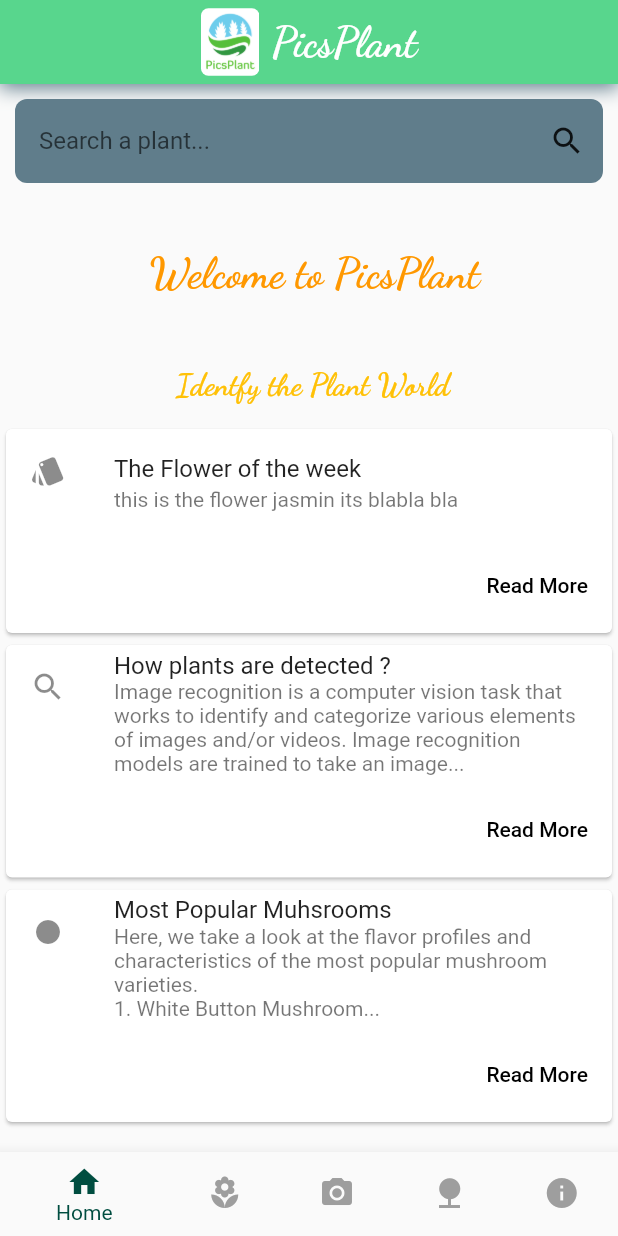
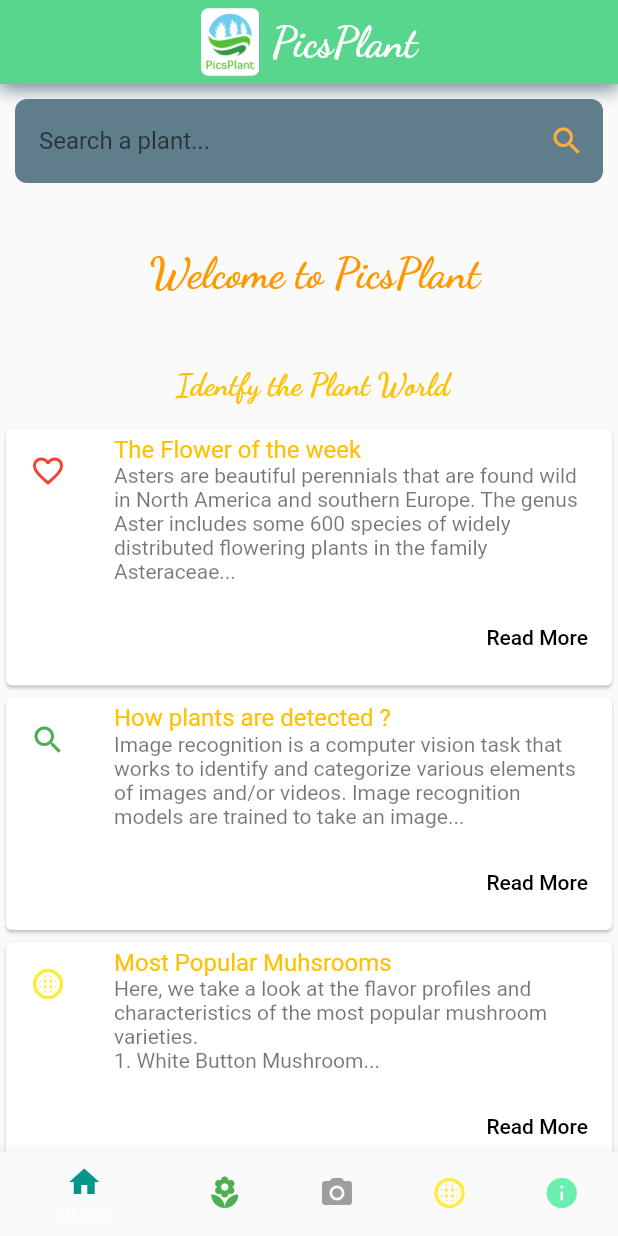
Before and after one commit to akrammustafa/PicsPlant, a Flutter app: the screen it shows after launch, on a phone screen of 412 x 824 dp. Run offline on Flutter 3.47's test engine with Material 2 defaults, Android fonts, the light colour scheme and no system bars; our stand-ins replace google_fonts, image_picker, universal_io; missing offline and left inert: tflite.

Commit message:
icon colors modified

```diff
--- a/lib/main.dart
+++ b/lib/main.dart
@@ -85,13 +85,13 @@ class _MyStatefulWidgetState extends State<MyStatefulWidget> {
           unselectedItemColor: Colors.grey,
           items: const <BottomNavigationBarItem>[
             BottomNavigationBarItem(
-              icon: Icon(Icons.home),
+              icon: Icon(Icons.home,color: Colors.teal,),
 
 
               title: Text('Home'),
             ),
             BottomNavigationBarItem(
-              icon: Icon(Icons.local_florist),
+              icon: Icon(Icons.local_florist,color: Colors.green,),
               title: Text('Plants'),
 
             ),
@@ -100,18 +100,18 @@ class _MyStatefulWidgetState extends State<MyStatefulWidget> {
               title: Text('Camera'),
             ),
             BottomNavigationBarItem(
-              icon: Icon(Icons.nature),
+              icon: Icon(Icons.blur_circular,color: Colors.yellow,),
               title: Text('Mushroom'),
 
             ),
             BottomNavigationBarItem(
-              icon: Icon(Icons.info),
+              icon: Icon(Icons.info,color: Colors.greenAccent,),
               title: Text('Info'),
 
             ),
           ],
           currentIndex: _selectedIndex,
-          selectedItemColor: Colors.teal[900],
+          selectedItemColor: Colors.white70,
           onTap: _onItemTapped,
 
         ),
--- a/lib/pages/home_page.dart
+++ b/lib/pages/home_page.dart
@@ -56,7 +56,7 @@ class _HomeState extends State<HomePage> {
                 padding: const EdgeInsets.only(right : 12.0),
                 child: GestureDetector(
                     onTap: ()=> openInBrowser(),
-                    child: Icon(Icons.search)),
+                    child: Icon(Icons.search,color: Colors.orangeAccent,)),
               )
             ],)
           ),
@@ -86,9 +86,9 @@ class _HomeState extends State<HomePage> {
             mainAxisSize: MainAxisSize.min,
             children: <Widget>[
               const ListTile(
-                leading: Icon(Icons.style),
-                title: Text('The Flower of the week '),
-                subtitle: Text('this is the flower jasmin its blabla bla'),
+                leading: Icon(Icons.favorite_border,color: Colors.red,),
+                title: Text('The Flower of the week ',style: TextStyle(color: Colors.amber)),
+                subtitle: Text('Asters are beautiful perennials that are found wild in North America and southern Europe. The genus Aster includes some 600 species of widely distributed flowering plants in the family Asteraceae...'),
               ),
               ButtonBar(
                 children: <Widget>[
@@ -112,8 +112,8 @@ class _HomeState extends State<HomePage> {
             mainAxisSize: MainAxisSize.min,
             children: <Widget>[
               const ListTile(
-                leading: Icon(Icons.search),
-                title: Text('How plants are detected ?'),
+                leading: Icon(Icons.search,color: Colors.green,),
+                title: Text('How plants are detected ?',style: TextStyle(color: Colors.amber)),
                 subtitle: Text('Image recognition is a computer vision task that works to identify and categorize various elements of images and/or videos. Image recognition models are trained to take an image...'),
               ),
               ButtonBar(
@@ -139,8 +139,8 @@ class _HomeState extends State<HomePage> {
             mainAxisSize: MainAxisSize.min,
             children: <Widget>[
               const ListTile(
-                leading: Icon(Icons.fiber_manual_record),
-                title: Text('Most Popular Muhsrooms '),
+                leading: Icon(Icons.blur_circular,color: Colors.yellow,),
+                title: Text('Most Popular Muhsrooms ',style: TextStyle(color: Colors.amber),),
                 subtitle: Text('Here, we take a look at the flavor profiles and characteristics of the most popular mushroom varieties.\n1. White Button Mushroom...'),
               ),
               ButtonBar(
```
